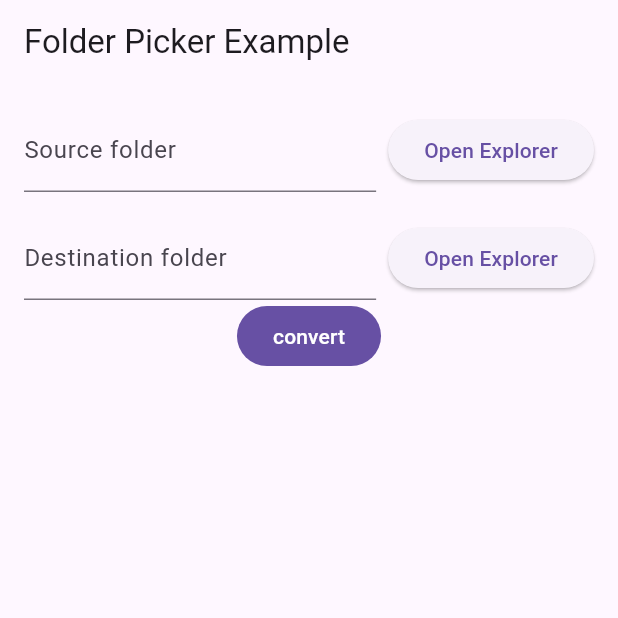
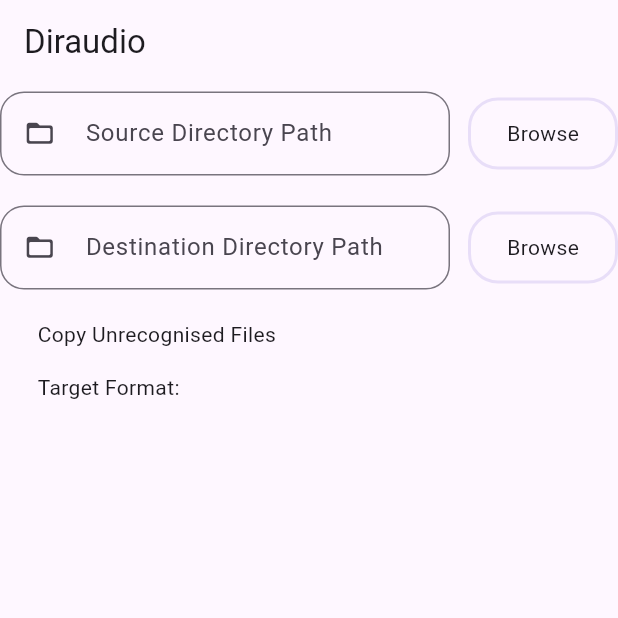
Before and after one commit to psomani16k/Diraudio, a Flutter app: the screen it shows after launch, on a phone screen of 412 x 824 dp, the top half of it. Run offline on Flutter 3.47's test engine with Material 3 defaults, Android fonts, the light colour scheme and no system bars; drawn by our look-alikes of dynamic_color; our stand-ins replace file_picker; missing offline and left inert: window_manager; statements that could not run were skipped.

```diff
--- a/lib/app_state.dart
+++ b/lib/app_state.dart
@@ -1,26 +1,22 @@
 import 'dart:io';
-import 'dart:ui';
 import 'package:audio_library_convertor/messages/dart_signal.pb.dart';
-import 'package:audio_library_convertor/messages/dart_signal.pbenum.dart';
 import 'package:audio_library_convertor/messages/dart_signal.pbserver.dart';
 import 'package:file_picker/file_picker.dart';
 
-class AppState {
-  Mp3Config _mp3config =
+class TranscoderState {
+  final Mp3Config _mp3config =
       Mp3Config(bitrate: Mp3Bitrate.Kbps320, quality: Mp3Quality.Best);
   int _noOfThreads = Platform.numberOfProcessors;
   bool _copyUnrecognisedFiles = true;
-  String _srcPath =
-      "C:\\Users\\Parth Somani\\Desktop\\GitHub\\Diraudio\\test_files";
-  String _destPath =
-      "C:\\Users\\Parth Somani\\Desktop\\GitHub\\Diraudio\\test_files_output";
+  String _srcPath = "";
+  String _destPath = "";
 
   // singleton class features
-  static final AppState _instance = AppState._();
-  AppState._();
+  static final TranscoderState _instance = TranscoderState._();
+  TranscoderState._();
 
-  /// Returns singleton instance of the [AppState] class
-  static AppState getInstance() {
+  /// Returns singleton instance of the [TranscoderState] class
+  static TranscoderState getInstance() {
     return _instance;
   }
 
@@ -81,7 +77,7 @@
   /// Does not allow empty or invalid paths
   /// Returns true if path is valid, false otherwise
   Future<bool> setDestination(String path) async {
-    if (!await Directory(_srcPath!).exists()) {
+    if (!await Directory(_srcPath).exists()) {
       return false;
     }
     _destPath = path;
@@ -120,11 +116,11 @@
   Future<bool> startConversion(TargetFormat targetFormat) async {
     if (_srcPath.isEmpty) {
       throw const FormatException("Source path not set.");
-    } else if (!await Directory(_srcPath!).exists()) {
+    } else if (!await Directory(_srcPath).exists()) {
       throw const FormatException("Source path is invalid.");
     } else if (_destPath.isEmpty) {
       throw const FormatException("Destination path not set.");
-    } else if (!await Directory(_destPath!).exists()) {
+    } else if (!await Directory(_destPath).exists()) {
       throw const FormatException("Destination path is invalid.");
     }
     Convert(
@@ -133,7 +129,7 @@
       srcPath: _srcPath,
       mp3Config: _mp3config,
       targetFormat: targetFormat,
-      noOfThreads: 16,
+      noOfThreads: _noOfThreads,
     ).sendSignalToRust();
     return true;
   }
--- a/lib/main.dart
+++ b/lib/main.dart
@@ -1,112 +1,39 @@
-import 'dart:io';
 import 'package:audio_library_convertor/app_state.dart';
-import 'package:audio_library_convertor/messages/dart_signal.pb.dart';
-import 'package:file_picker/file_picker.dart';
+import 'package:audio_library_convertor/ui/progress_update_processor/progress_update_processor.dart';
+import 'package:dynamic_color/dynamic_color.dart';
+import 'package:window_manager/window_manager.dart';
+
+import './messages/generated.dart';
 import 'package:flutter/material.dart';
-import './messages/generated.dart';
 
 void main() async {
   // set initial state of the app here
-  AppState state = AppState.getInstance();
+  WidgetsFlutterBinding.ensureInitialized();
+  await windowManager.ensureInitialized();
+  WindowManager.instance.setMinimumSize(const Size(500, 00));
+  TranscoderState state = TranscoderState.getInstance();
   await initializeRust();
   runApp(const MyApp());
 }
 
 class MyApp extends StatefulWidget {
   const MyApp({super.key});
-
   @override
   State<MyApp> createState() => _MyAppState();
 }
 
 class _MyAppState extends State<MyApp> {
-  TextEditingController _sourceController = TextEditingController();
-  TextEditingController _destinationController = TextEditingController();
-  final AppState _stateInstance = AppState.getInstance();
-
-  @override
-  void initState() {
-    // TODO: implement initState
-    super.initState();
-  }
-
-  int _noOfThreads = 1;
-  final int _availableNoOfThreads = Platform.numberOfProcessors;
-
-  void _pickSourceFolder() async {
-    String? src = await _stateInstance.setSourcePathViaOS();
-    setState(() {
-      _sourceController.text = src ?? _sourceController.text;
-    });
-  }
-
-  void _pickDestinationFolder() async {
-    String? dest = await _stateInstance.setDestinationPathViaOS();
-    setState(() {
-      _destinationController.text = dest ?? _destinationController.text;
-    });
-  }
-
   @override
   Widget build(BuildContext context) {
-    return MaterialApp(
-      themeMode: ThemeMode.dark,
-      home: Scaffold(
-        appBar: AppBar(
-          title: Text('Folder Picker Example'),
-        ),
-        body: Padding(
-          padding: const EdgeInsets.all(16.0),
-          child: Column(
-            children: <Widget>[
-              Row(
-                children: <Widget>[
-                  Expanded(
-                    child: TextField(
-                      controller: _sourceController,
-                      decoration: const InputDecoration(
-                        labelText: 'Source folder',
-                      ),
-                      onChanged: (value) {},
-                    ),
-                  ),
-                  const SizedBox(width: 8),
-                  ElevatedButton(
-                    onPressed: _pickSourceFolder,
-                    child: Text('Open Explorer'),
-                  ),
-                ],
-              ),
-              SizedBox(height: 16),
-              Row(
-                children: <Widget>[
-                  Expanded(
-                    child: TextField(
-                      controller: _destinationController,
-                      decoration: InputDecoration(
-                        labelText: 'Destination folder',
-                      ),
-                    ),
-                  ),
-                  SizedBox(width: 8),
-                  ElevatedButton(
-                    onPressed: _pickDestinationFolder,
-                    child: Text('Open Explorer'),
-                  ),
-                ],
-              ),
-              FilledButton(
-                onPressed: () async {
-                  bool result =
-                      await _stateInstance.startConversion(TargetFormat.Mp3);
-                  print(result);
-                },
-                child: Text("convert"),
-              ),
-            ],
-          ),
-        ),
-      ),
+    return DynamicColorBuilder(
+      builder: (lightDynamic, darkDynamic) {
+        return MaterialApp(
+          theme: ThemeData(colorScheme: lightDynamic),
+          darkTheme: ThemeData(colorScheme: darkDynamic),
+          debugShowCheckedModeBanner: false,
+          home: const ProgressUpdateProcessor(),
+        );
+      },
     );
   }
 }
--- /dev/null
+++ b/lib/ui/elements/ui_elements.dart
@@ -0,0 +1,27 @@
+import 'package:flutter/material.dart';
+
+class DiraudioUiElements {
+  static diraudiTonalButton(
+      BuildContext context, String text, double width, Function onTap) {
+    return InkWell(
+      onTap: () {
+        onTap();
+      },
+      borderRadius: BorderRadius.circular(20),
+      hoverColor: Theme.of(context).colorScheme.secondaryContainer,
+      splashColor:
+          Theme.of(context).colorScheme.secondaryContainer.withAlpha(100),
+      child: Container(
+        height: 48,
+        width: width,
+        decoration: BoxDecoration(
+            // color: Theme.of(context).colorScheme.secondaryContainer,
+            border: Border.all(
+                color: Theme.of(context).colorScheme.secondaryContainer,
+                width: 2),
+            borderRadius: BorderRadius.circular(20)),
+        child: Center(child: Text(text)),
+      ),
+    );
+  }
+}
--- /dev/null
+++ b/lib/ui/progress_update_processor/progress_update_processor.dart
@@ -0,0 +1,33 @@
+import 'package:audio_library_convertor/ui/transcoder_page/transcoder_page.dart';
+import 'package:flutter/material.dart';
+
+class ProgressUpdateProcessor extends StatefulWidget {
+  const ProgressUpdateProcessor({super.key});
+
+  @override
+  State<ProgressUpdateProcessor> createState() =>
+      _ProgressUpdateProcessorState();
+}
+
+class _ProgressUpdateProcessorState extends State<ProgressUpdateProcessor> {
+  // int _navigationIndex = 0;
+  @override
+  Widget build(BuildContext context) {
+    return Scaffold(
+      appBar: AppBar(
+        title: const Text("Diraudio"),
+      ),
+      body: const TranscoderPage(),
+      // drawer: NavigationRail(
+      //   destinations: const [
+      //     NavigationRailDestination(
+      //       icon: Icon(Icons.change_circle_outlined),
+      //       selectedIcon: Icon(Icons.change_circle_outlined),
+      //       label: Text("Transcode"),
+      //     )
+      //   ],
+      //   selectedIndex: _navigationIndex,
+      // ),
+    );
+  }
+}
--- /dev/null
+++ b/lib/ui/transcoder_page/transcoder_page.dart
@@ -0,0 +1,127 @@
+import 'package:audio_library_convertor/app_state.dart';
+import 'package:audio_library_convertor/ui/elements/ui_elements.dart';
+import 'package:flutter/material.dart';
+
+class TranscoderPage extends StatefulWidget {
+  const TranscoderPage({super.key});
+
+  @override
+  State<TranscoderPage> createState() => _TranscoderPageState();
+}
+
+class _TranscoderPageState extends State<TranscoderPage> {
+  final TextEditingController _srcPathController = TextEditingController();
+  final TextEditingController _destPathController = TextEditingController();
+
+  @override
+  Widget build(BuildContext context) {
+    return Center(
+      child: SizedBox(
+        width: 450,
+        height: MediaQuery.sizeOf(context).height,
+        child: Column(
+          children: [
+            const SizedBox(
+              height: 5,
+            ),
+            Row(
+              mainAxisAlignment: MainAxisAlignment.spaceBetween,
+              children: [
+                SizedBox(
+                  width: 300,
+                  child: TextFormField(
+                    controller: _srcPathController,
+                    decoration: InputDecoration(
+                      labelText: "Source Directory Path",
+                      hintText: "C:\\Path\\To\\Music\\Folder",
+                      prefixIcon: const Padding(
+                        padding: EdgeInsets.symmetric(horizontal: 16),
+                        child: Icon(
+                          Icons.folder_open_rounded,
+                          size: 21,
+                        ),
+                      ),
+                      border: OutlineInputBorder(
+                        borderRadius: BorderRadius.circular(16),
+                      ),
+                    ),
+                    onChanged: (value) {
+                      TranscoderState.getInstance().setSource(value);
+                    },
+                  ),
+                ),
+                DiraudioUiElements.diraudiTonalButton(
+                  context,
+                  "Browse",
+                  100,
+                  () async {
+                    _srcPathController.text =
+                        await TranscoderState.getInstance()
+                                .setSourcePathViaOS() ??
+                            _srcPathController.text;
+                  },
+                ),
+              ],
+            ),
+            const SizedBox(height: 20),
+            Row(
+              mainAxisAlignment: MainAxisAlignment.spaceBetween,
+              children: [
+                SizedBox(
+                  width: 300,
+                  child: TextFormField(
+                    controller: _destPathController,
+                    decoration: InputDecoration(
+                      labelText: "Destination Directory Path",
+                      hintText: "C:\\Path\\To\\Target\\Folder",
+                      prefixIcon: const Padding(
+                        padding: EdgeInsets.symmetric(horizontal: 16),
+                        child: Icon(
+                          Icons.folder_open_rounded,
+                          size: 21,
+                        ),
+                      ),
+                      border: OutlineInputBorder(
+                        borderRadius: BorderRadius.circular(16),
+                      ),
+                    ),
+                    onChanged: (value) {
+                      TranscoderState.getInstance().setDestination(value);
+                    },
+                  ),
+                ),
+                DiraudioUiElements.diraudiTonalButton(
+                  context,
+                  "Browse",
+                  100,
+                  () async {
+                    _destPathController.text =
+                        await TranscoderState.getInstance()
+                                .setDestinationPathViaOS() ??
+                            _destPathController.text;
+                  },
+                ),
+              ],
+            ),
+            const SizedBox(height: 20),
+            const Padding(
+              padding: EdgeInsets.symmetric(horizontal: 25),
+              child: Row(
+                children: [
+                  Text("Copy Unrecognised Files"),
+                ],
+              ),
+            ),
+            const SizedBox(height: 15),
+            const Padding(
+              padding: EdgeInsets.symmetric(horizontal: 25),
+              child: Row(
+                children: [Text("Target Format: ")],
+              ),
+            )
+          ],
+        ),
+      ),
+    );
+  }
+}
--- a/pubspec.yaml
+++ b/pubspec.yaml
@@ -37,8 +37,9 @@
   rinf: ^6.12.1
   protobuf: ^3.1.0
   file_picker: ^8.0.5
+  dynamic_color: ^1.7.0
+  window_manager: ^0.3.9
   fluent_ui: ^4.8.7
-  dynamic_color: ^1.7.0
 
 dev_dependencies:
   flutter_test:
```
Also changed, not shown: pubspec.lock, 5 other files.
